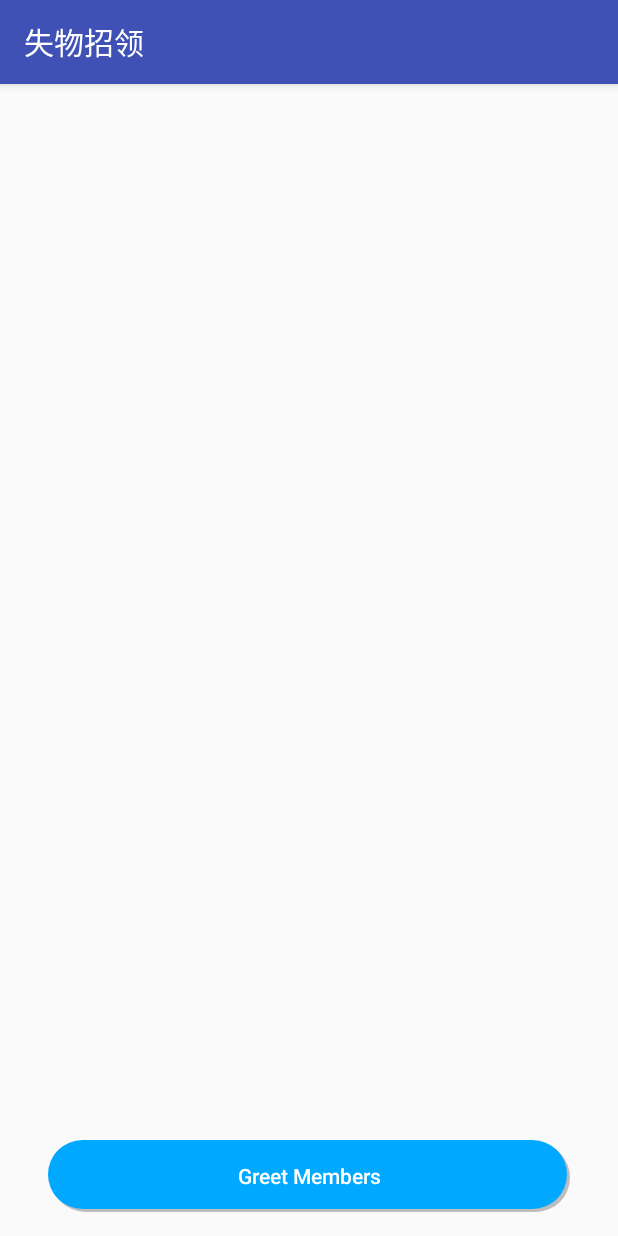
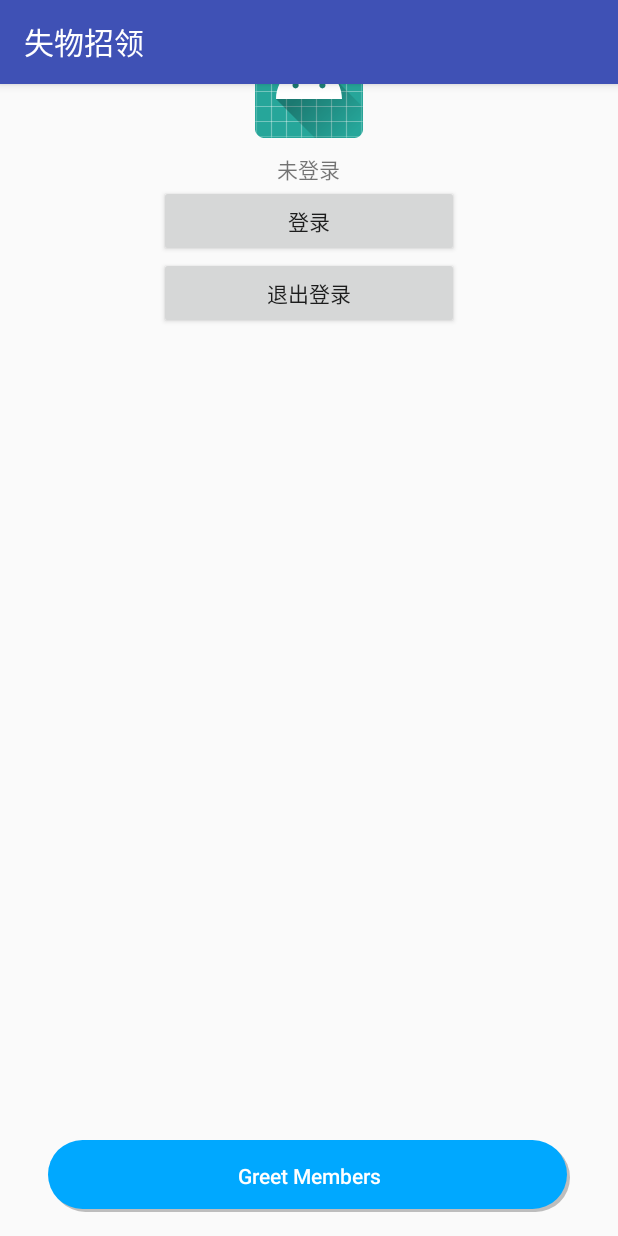
Before and after one commit to LinZong/FindLostThings, an Android app: the screen it shows after launch (MainActivity), on a phone screen of 412 x 824 dp. Run offline under Robolectric (Android 15) with nearby library versions, the phone set to English and light mode, and no system bars; our stand-ins replace ButterKnife; libraries missing offline, so code that uses them is left out: com.jakewharton.rxbinding, rx.android.schedulers; 1 statement that could not run was skipped.

Commit message:
add the funtion of callQQ

```diff
--- a/app/build.gradle
+++ b/app/build.gradle
@@ -4,7 +4,7 @@ android {
     compileSdkVersion 26
     defaultConfig {
         applicationId "misaka.nemesiss.com.findlostthings"
-        minSdkVersion 18
+        minSdkVersion 17
         targetSdkVersion 26
         versionCode 1
         versionName "1.0"
--- a/app/src/main/res/layout/activity_main.xml
+++ b/app/src/main/res/layout/activity_main.xml
@@ -6,6 +6,7 @@
         android:layout_width="match_parent"
         android:layout_height="match_parent"
         tools:context=".Activity.MainActivity">
+    <include layout="@layout/call_qq"/>
     <android.support.design.widget.AppBarLayout android:layout_width="match_parent"
                                                 android:layout_height="wrap_content" android:id="@+id/appBarLayout">
         <android.support.v7.widget.Toolbar android:layout_width="match_parent"
@@ -39,4 +40,5 @@
             app:layout_constraintStart_toStartOf="parent"
             android:layout_marginStart="8dp" app:layout_constraintEnd_toEndOf="parent" android:layout_marginEnd="8dp"
             app:layout_constraintTop_toBottomOf="@+id/appBarLayout" android:layout_marginTop="32dp"/>
+
 </android.support.constraint.ConstraintLayout>
--- /dev/null
+++ b/app/src/main/res/layout/call_qq.xml
@@ -0,0 +1,35 @@
+<?xml version="1.0" encoding="utf-8"?>
+<LinearLayout xmlns:android="http://schemas.android.com/apk/res/android"
+              android:id="@+id/activity_main"
+              android:layout_width="match_parent"
+              android:layout_height="match_parent"
+              android:gravity="center_horizontal"
+              android:orientation="vertical">
+
+    <ImageView
+            android:id="@+id/iv_img"
+            android:layout_width="wrap_content"
+            android:layout_height="wrap_content"
+            android:layout_marginTop="20dp"
+            android:src="@mipmap/ic_launcher" />
+
+    <TextView
+            android:id="@+id/tv_nickname"
+            android:layout_width="wrap_content"
+            android:layout_height="wrap_content"
+            android:layout_marginTop="10dp"
+            android:text="未登录" />
+
+    <Button
+            android:id="@+id/btn_login"
+            android:layout_width="200dp"
+            android:layout_height="wrap_content"
+            android:text="登录" />
+
+    <Button
+            android:id="@+id/btn_logout"
+            android:layout_width="200dp"
+            android:layout_height="wrap_content"
+            android:text="退出登录" />
+
+</LinearLayout>
```
Also changed, not shown: app/src/main/AndroidManifest.xml (+17 -0 lines), app/src/main/res/drawable-v21/朝花夕拾.png (deleted).
